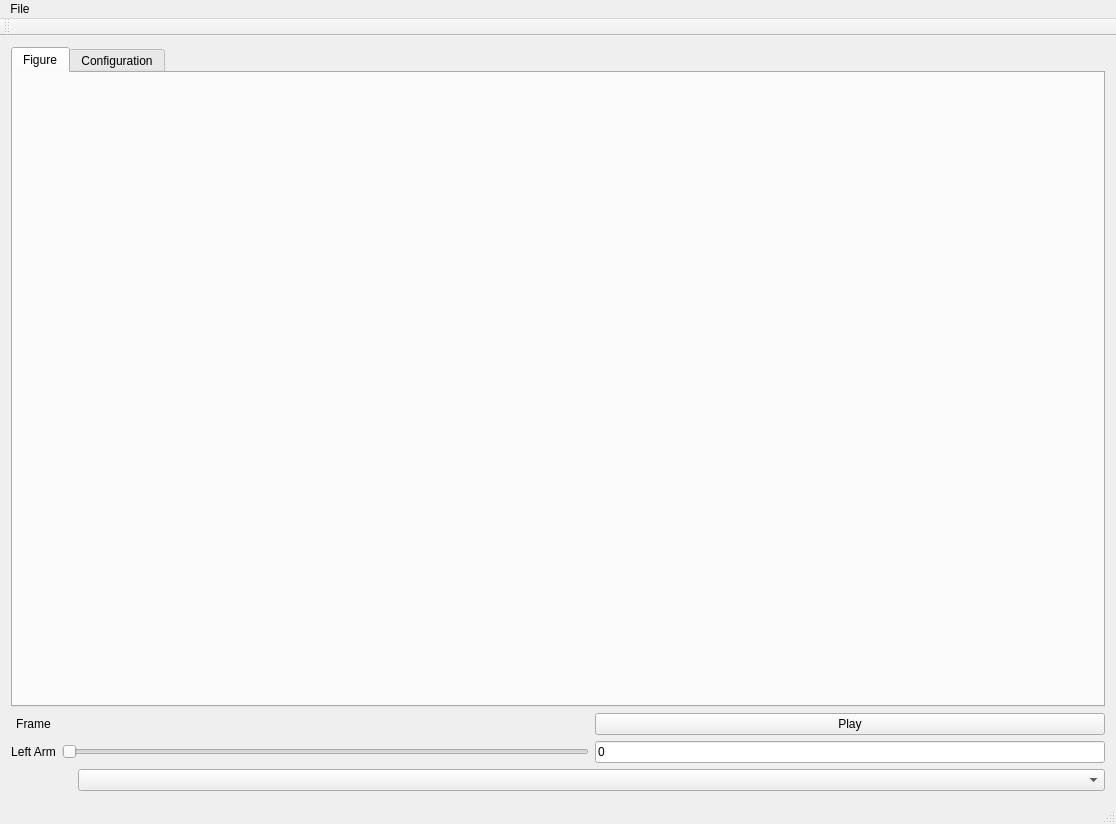
Old version of the form PageantryDesigner/TopWindow.ui in the repository dallas1287/PageantryDesigner.
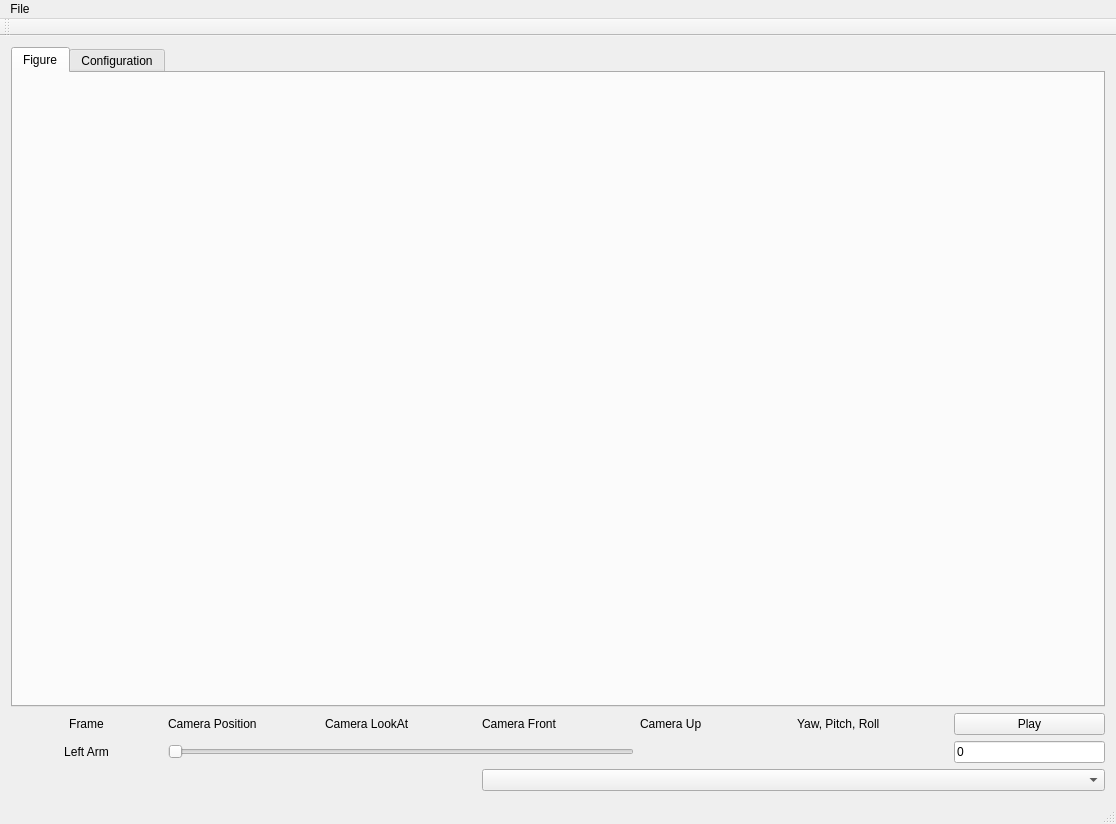
New version of the form.

Commit message: printing camera stats to ui

The edit to the form file:
```diff
--- a/PageantryDesigner/TopWindow.ui
+++ b/PageantryDesigner/TopWindow.ui
@@ -15,99 +15,20 @@
   </property>
   <widget class="QWidget" name="centralWidget">
    <layout class="QGridLayout" name="gridLayout">
-    <item row="3" column="1" colspan="2">
-     <widget class="QSlider" name="armSlider">
-      <property name="sizePolicy">
-       <sizepolicy hsizetype="Expanding" vsizetype="Fixed">
-        <horstretch>0</horstretch>
-        <verstretch>0</verstretch>
-       </sizepolicy>
-      </property>
-      <property name="minimum">
-       <number>0</number>
-      </property>
-      <property name="maximum">
-       <number>100</number>
-      </property>
-      <property name="orientation">
-       <enum>Qt::Horizontal</enum>
-      </property>
-     </widget>
-    </item>
-    <item row="3" column="0">
-     <widget class="QLabel" name="armLabel">
-      <property name="text">
-       <string>Left Arm</string>
-      </property>
-      <property name="alignment">
-       <set>Qt::AlignCenter</set>
-      </property>
-      <property name="margin">
-       <number>4</number>
-      </property>
-     </widget>
-    </item>
     <item row="2" column="2">
-     <spacer name="horizontalSpacer">
-      <property name="orientation">
-       <enum>Qt::Horizontal</enum>
-      </property>
-      <property name="sizeHint" stdset="0">
-       <size>
-        <width>505</width>
-        <height>20</height>
-       </size>
-      </property>
-     </spacer>
-    </item>
-    <item row="2" column="0">
-     <widget class="QLabel" name="label_FrameCt">
-      <property name="text">
-       <string>Frame</string>
-      </property>
-      <property name="alignment">
-       <set>Qt::AlignCenter</set>
-      </property>
-     </widget>
-    </item>
-    <item row="2" column="3">
-     <widget class="QPushButton" name="btnPlay">
-      <property name="text">
-       <string>Play</string>
-      </property>
-     </widget>
-    </item>
-    <item row="4" column="2" colspan="2">
-     <widget class="QComboBox" name="cbAnimations">
+     <widget class="QLabel" name="labelCamLookAt">
       <property name="sizePolicy">
-       <sizepolicy hsizetype="Expanding" vsizetype="Fixed">
+       <sizepolicy hsizetype="Expanding" vsizetype="Preferred">
         <horstretch>0</horstretch>
         <verstretch>0</verstretch>
        </sizepolicy>
       </property>
-     </widget>
-    </item>
-    <item row="3" column="3">
-     <widget class="QLineEdit" name="armLineEdit">
       <property name="text">
-       <string>0</string>
+       <string>Camera LookAt</string>
       </property>
      </widget>
     </item>
-    <item row="4" column="0" colspan="2">
-     <spacer name="horizontalSpacer_2">
-      <property name="orientation">
-       <enum>Qt::Horizontal</enum>
-      </property>
-      <property name="sizeHint" stdset="0">
-       <size>
-        <width>61</width>
-        <height>20</height>
-       </size>
-      </property>
-     </spacer>
-    </item>
-    <item row="0" column="0" colspan="4">
+    <item row="0" column="0" colspan="7">
      <layout class="QHBoxLayout" name="graphicsTabsLayout">
       <property name="sizeConstraint">
        <enum>QLayout::SetDefaultConstraint</enum>
@@ -158,6 +79,149 @@
       </item>
      </layout>
     </item>
+    <item row="3" column="0">
+     <widget class="QLabel" name="armLabel">
+      <property name="text">
+       <string>Left Arm</string>
+      </property>
+      <property name="alignment">
+       <set>Qt::AlignCenter</set>
+      </property>
+      <property name="margin">
+       <number>4</number>
+      </property>
+     </widget>
+    </item>
+    <item row="3" column="6">
+     <widget class="QLineEdit" name="armLineEdit">
+      <property name="text">
+       <string>0</string>
+      </property>
+     </widget>
+    </item>
+    <item row="3" column="1" colspan="3">
+     <widget class="QSlider" name="armSlider">
+      <property name="sizePolicy">
+       <sizepolicy hsizetype="Expanding" vsizetype="Fixed">
+        <horstretch>0</horstretch>
+        <verstretch>0</verstretch>
+       </sizepolicy>
+      </property>
+      <property name="minimum">
+       <number>0</number>
+      </property>
+      <property name="maximum">
+       <number>100</number>
+      </property>
+      <property name="orientation">
+       <enum>Qt::Horizontal</enum>
+      </property>
+     </widget>
+    </item>
+    <item row="4" column="0" colspan="2">
+     <spacer name="horizontalSpacer_2">
+      <property name="orientation">
+       <enum>Qt::Horizontal</enum>
+      </property>
+      <property name="sizeHint" stdset="0">
+       <size>
+        <width>61</width>
+        <height>20</height>
+       </size>
+      </property>
+     </spacer>
+    </item>
+    <item row="2" column="6">
+     <widget class="QPushButton" name="btnPlay">
+      <property name="sizePolicy">
+       <sizepolicy hsizetype="Preferred" vsizetype="Fixed">
+        <horstretch>0</horstretch>
+        <verstretch>0</verstretch>
+       </sizepolicy>
+      </property>
+      <property name="text">
+       <string>Play</string>
+      </property>
+     </widget>
+    </item>
+    <item row="2" column="0">
+     <widget class="QLabel" name="label_FrameCt">
+      <property name="sizePolicy">
+       <sizepolicy hsizetype="Expanding" vsizetype="Preferred">
+        <horstretch>0</horstretch>
+        <verstretch>0</verstretch>
+       </sizepolicy>
+      </property>
+      <property name="text">
+       <string>Frame</string>
+      </property>
+      <property name="alignment">
+       <set>Qt::AlignCenter</set>
+      </property>
+     </widget>
+    </item>
+    <item row="4" column="3" colspan="4">
+     <widget class="QComboBox" name="cbAnimations">
+      <property name="sizePolicy">
+       <sizepolicy hsizetype="Expanding" vsizetype="Fixed">
+        <horstretch>0</horstretch>
+        <verstretch>0</verstretch>
+       </sizepolicy>
+      </property>
+     </widget>
+    </item>
+    <item row="2" column="1">
+     <widget class="QLabel" name="labelCamPos">
+      <property name="sizePolicy">
+       <sizepolicy hsizetype="Expanding" vsizetype="Preferred">
+        <horstretch>0</horstretch>
+        <verstretch>0</verstretch>
+       </sizepolicy>
+      </property>
+      <property name="text">
+       <string>Camera Position</string>
+      </property>
+     </widget>
+    </item>
+    <item row="2" column="4">
+     <widget class="QLabel" name="labelCameraUp">
+      <property name="sizePolicy">
+       <sizepolicy hsizetype="Expanding" vsizetype="Preferred">
+        <horstretch>0</horstretch>
+        <verstretch>0</verstretch>
+       </sizepolicy>
+      </property>
+      <property name="text">
+       <string>Camera Up</string>
+      </property>
+     </widget>
+    </item>
+    <item row="2" column="3">
+     <widget class="QLabel" name="labelCamFront">
+      <property name="sizePolicy">
+       <sizepolicy hsizetype="Expanding" vsizetype="Preferred">
+        <horstretch>0</horstretch>
+        <verstretch>0</verstretch>
+       </sizepolicy>
+      </property>
+      <property name="text">
+       <string>Camera Front</string>
+      </property>
+     </widget>
+    </item>
+    <item row="2" column="5">
+     <widget class="QLabel" name="labelYPW">
+      <property name="sizePolicy">
+       <sizepolicy hsizetype="Expanding" vsizetype="Preferred">
+        <horstretch>0</horstretch>
+        <verstretch>0</verstretch>
+       </sizepolicy>
+      </property>
+      <property name="text">
+       <string>Yaw, Pitch, Roll</string>
+      </property>
+     </widget>
+    </item>
    </layout>
   </widget>
   <widget class="QMenuBar" name="menuBar">
```
The commit also changes 8 other files.
